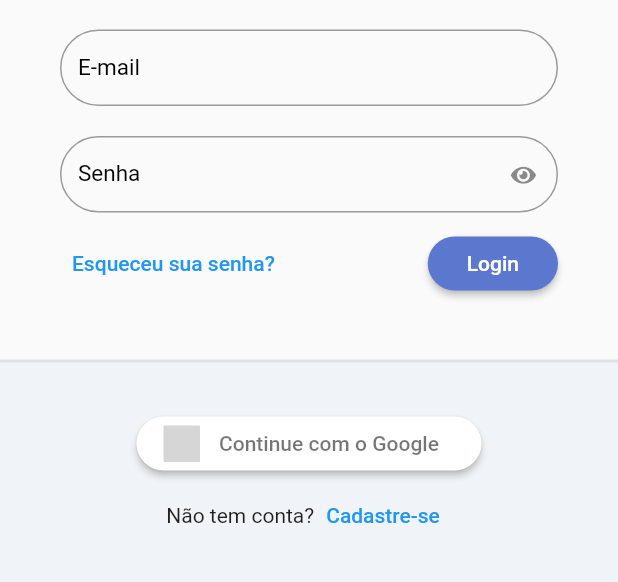
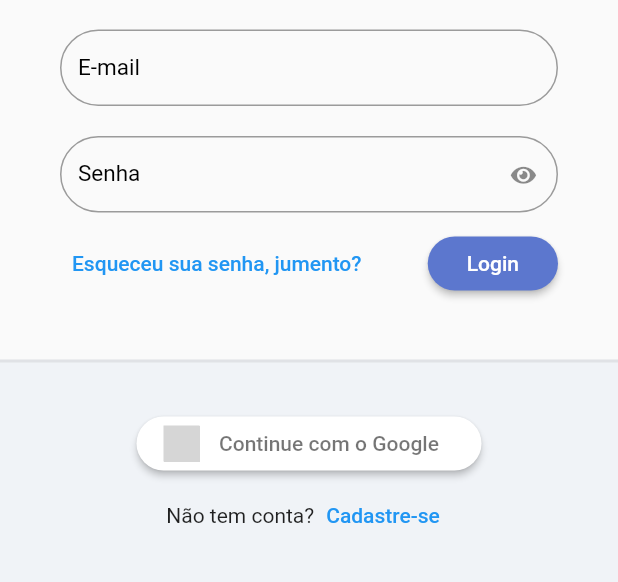
Before and after one commit to Luisbritto/To-Do_Flutter, a Flutter app: the screen it shows after launch, on a phone screen of 412 x 824 dp, the part 350-932 px from its top. Run offline on Flutter 3.47's test engine with Material 2 defaults, Android fonts, the phone set to English and light mode, and no system bars; our stand-ins replace firebase_auth, firebase_core, flutter_signin_button, google_fonts, sqflite, sqflite_common and 1 more; accounts and stored records are empty; Roboto replaces fonts that are missing (Mandali); grey boxes are pictures that could not be loaded.

Commit message:
Inicio login do usuário

```diff
--- /dev/null
+++ b/to_do_list/lib/app/expection/auth_exception.dart
@@ -0,0 +1,8 @@
+class AuthException implements Exception {
+  final String message;
+
+  AuthException({
+  required this.message
+  });
+
+}
--- a/to_do_list/lib/app/modules/auth/login/login_page.dart
+++ b/to_do_list/lib/app/modules/auth/login/login_page.dart
@@ -51,7 +51,7 @@ class LoginPage extends StatelessWidget {
                           children: [
                             TextButton(
                               onPressed: () {},
-                              child: Text('Esqueceu sua senha?'),
+                              child: Text('Esqueceu sua senha, jumento?'),
                             ),
                             ElevatedButton(
                               onPressed: () {},
--- /dev/null
+++ b/to_do_list/lib/app/repositories/user/user_repository.dart
@@ -0,0 +1,5 @@
+import 'package:firebase_auth/firebase_auth.dart';
+
+abstract class UserRepository {
+  Future <User?> register(String email, String password);
+}
--- a/to_do_list/lib/app/services/app_module.dart
+++ b/to_do_list/lib/app/services/app_module.dart
@@ -1,23 +1,33 @@
+import 'package:firebase_auth/firebase_auth.dart';
 import 'package:flutter/material.dart';
 import 'package:provider/provider.dart';
 import 'package:to_do_list/app/core/database/sqlite_connection_factory.dart';
+import 'package:to_do_list/app/repositories/user/user_repository.dart';
+import 'package:to_do_list/app/repositories/user/user_repositoy_impl.dart';
 import 'package:to_do_list/app/services/app_widget.dart';
-
+import 'package:to_do_list/app/services/user/user_service.dart';
+import 'package:to_do_list/app/services/user/user_service_impl.dart';
 
 class AppModule extends StatelessWidget {
-
-  const AppModule({ Key? key }) : super(key: key);
+  const AppModule({Key? key}) : super(key: key);
 
   @override
   Widget build(BuildContext context) {
-       return MultiProvider(providers: [
-         Provider(create: (_) => SqliteConnectionFactory(),
+    return MultiProvider(
+      providers: [
+        Provider(create: (_) => FirebaseAuth.instance),
+        Provider(
+          create: (_) => SqliteConnectionFactory(),
           lazy: false,
-         )
+        ),
+        Provider<UserRepository>(
+            create: (context) =>
+                UserRepositoryImpl(FirebaseAuth: context.read())),
+        Provider<UserService>(
+            create: (context) =>
+                UserServiceImpl(UserRepository: context.read()))
       ],
       child: AppWidget(),
-
     );
-
   }
 }
--- /dev/null
+++ b/to_do_list/lib/app/services/user/user_service.dart
@@ -0,0 +1,5 @@
+import 'package:firebase_auth/firebase_auth.dart';
+
+abstract class UserService {
+  Future <User?> register(String email, String password);
+}
--- /dev/null
+++ b/to_do_list/lib/app/services/user/user_service_impl.dart
@@ -0,0 +1,13 @@
+import 'package:firebase_auth/firebase_auth.dart';
+import 'package:to_do_list/app/repositories/user/user_repository.dart';
+import 'package:to_do_list/app/services/user/user_service.dart';
+
+class UserServiceImpl implements UserService {
+  final UserRepository _userRepository;
+
+  UserServiceImpl({required UserRepository}) : _userRepository = UserRepository;
+
+  @override
+  Future<User?> register(String email, String password) =>
+      _userRepository.register(email, password);
+}
```
Also changed, not shown: to_do_list/lib/app/repositories/user/user_repositoy_impl.dart (added, +31 -0 lines), 2 other files. Lines whose indentation alone changed are shown as unchanged.
